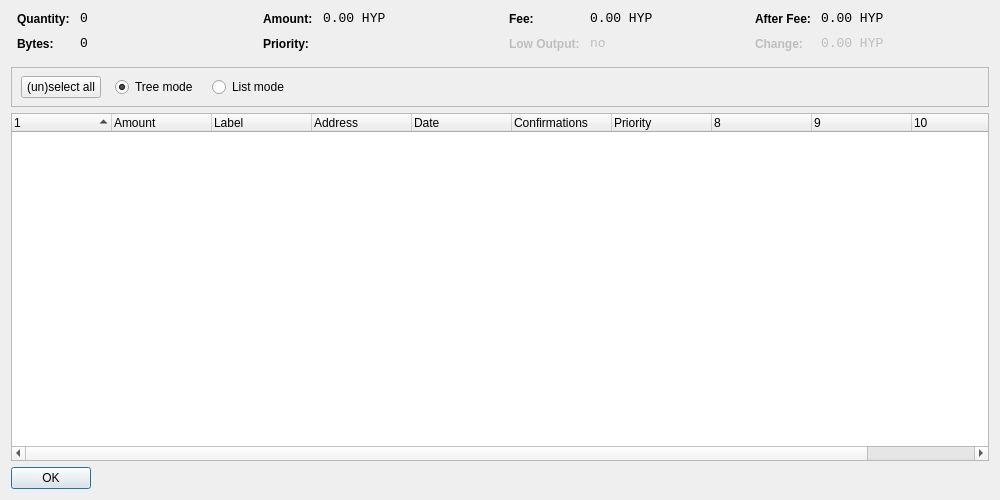
Above: src/qt/forms/coincontroldialog.ui from davidlatapie/HyperStake before the change. Below: the same form after it.
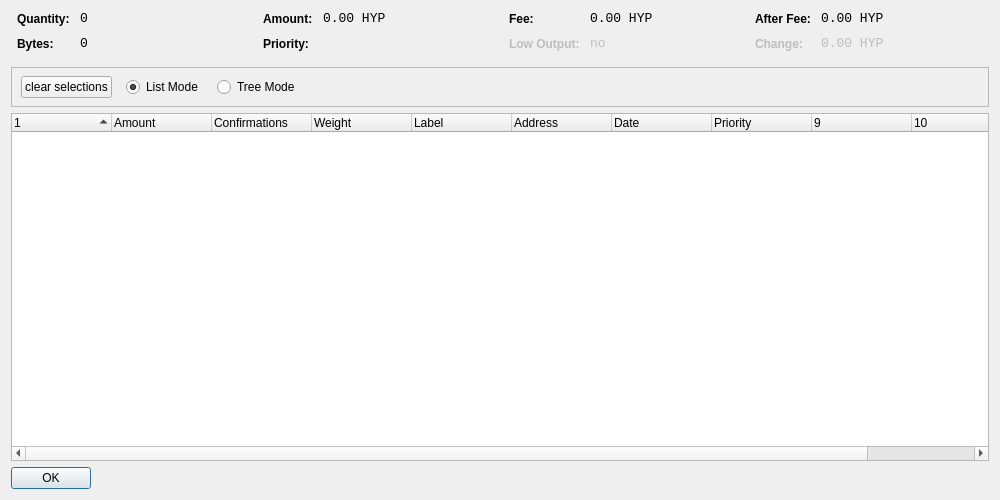
That is the form after the change. Custom widgets are drawn as their Qt base class.

Commit message: Weight to CC + GUI enhance

Patch:
```diff
--- a/src/qt/forms/coincontroldialog.ui
+++ b/src/qt/forms/coincontroldialog.ui
@@ -395,12 +395,12 @@
           </sizepolicy>
          </property>
          <property name="text">
-          <string>(un)select all</string>
+          <string>clear selections</string>
          </property>
         </widget>
        </item>
        <item>
-        <widget class="QRadioButton" name="radioTreeMode">
+        <widget class="QRadioButton" name="radioListMode">
          <property name="sizePolicy">
           <sizepolicy hsizetype="Maximum" vsizetype="Fixed">
            <horstretch>0</horstretch>
@@ -408,7 +408,7 @@
           </sizepolicy>
          </property>
          <property name="text">
-          <string>Tree mode</string>
+          <string>List Mode</string>
          </property>
          <property name="checked">
           <bool>true</bool>
@@ -416,7 +416,7 @@
         </widget>
        </item>
        <item>
-        <widget class="QRadioButton" name="radioListMode">
+        <widget class="QRadioButton" name="radioTreeMode">
          <property name="sizePolicy">
           <sizepolicy hsizetype="Maximum" vsizetype="Fixed">
            <horstretch>0</horstretch>
@@ -424,7 +424,7 @@
           </sizepolicy>
          </property>
          <property name="text">
-          <string>List mode</string>
+          <string>Tree Mode</string>
          </property>
         </widget>
        </item>
@@ -472,22 +472,8 @@
        <string>Amount</string>
       </property>
      </column>
-     <column>
-      <property name="text">
-       <string>Label</string>
-      </property>
-     </column>
-     <column>
-      <property name="text">
-       <string>Address</string>
-      </property>
-     </column>
-     <column>
-      <property name="text">
-       <string>Date</string>
-      </property>
-     </column>
-     <column>
+     
+	 <column>
       <property name="text">
        <string>Confirmations</string>
       </property>
@@ -495,6 +481,33 @@
        <string>Confirmed</string>
       </property>
      </column>
+	 
+	 <column>
+      <property name="text">
+       <string>Weight</string>
+      </property>
+     </column>
+	 
+	 <column>
+      <property name="text">
+       <string>Label</string>
+      </property>
+     </column>
+	 
+     <column>
+      <property name="text">
+       <string>Address</string>
+      </property>
+     </column>
+	 
+     <column>
+      <property name="text">
+       <string>Date</string>
+      </property>
+     </column>
+	 
+     
+	 
      <column>
       <property name="text">
        <string>Priority</string>
```
The commit also changes 10 other files.
